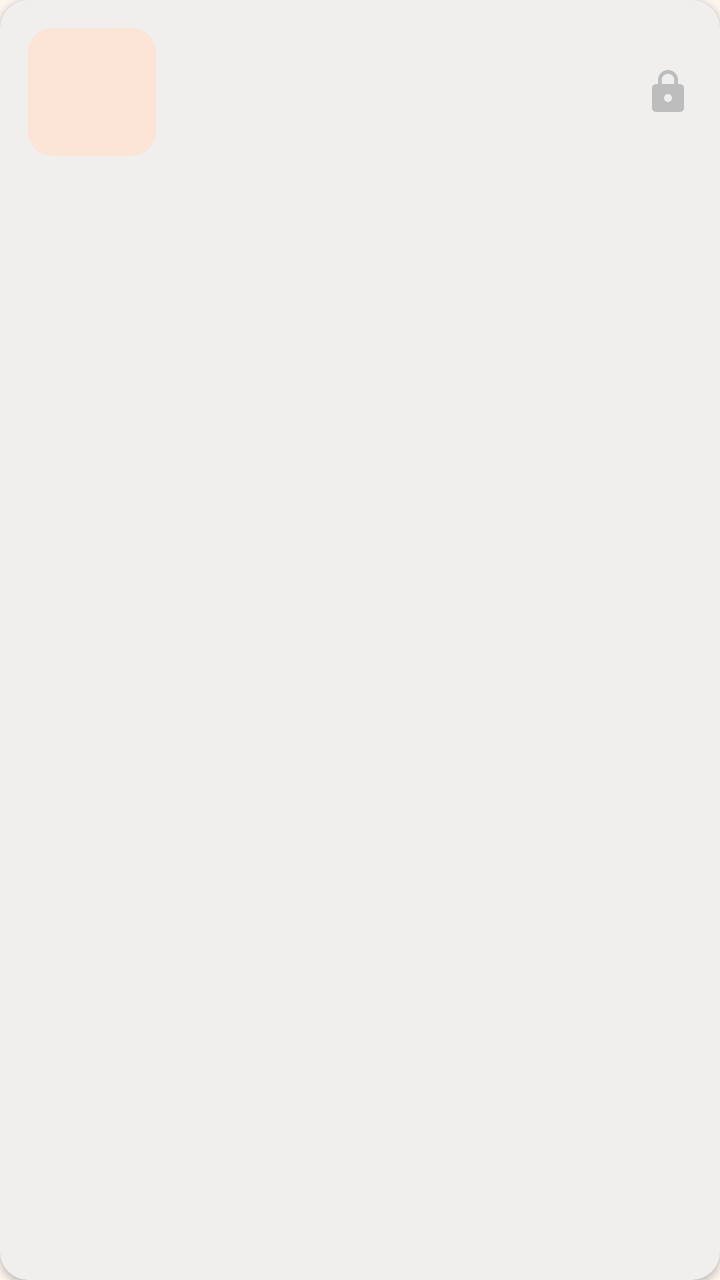
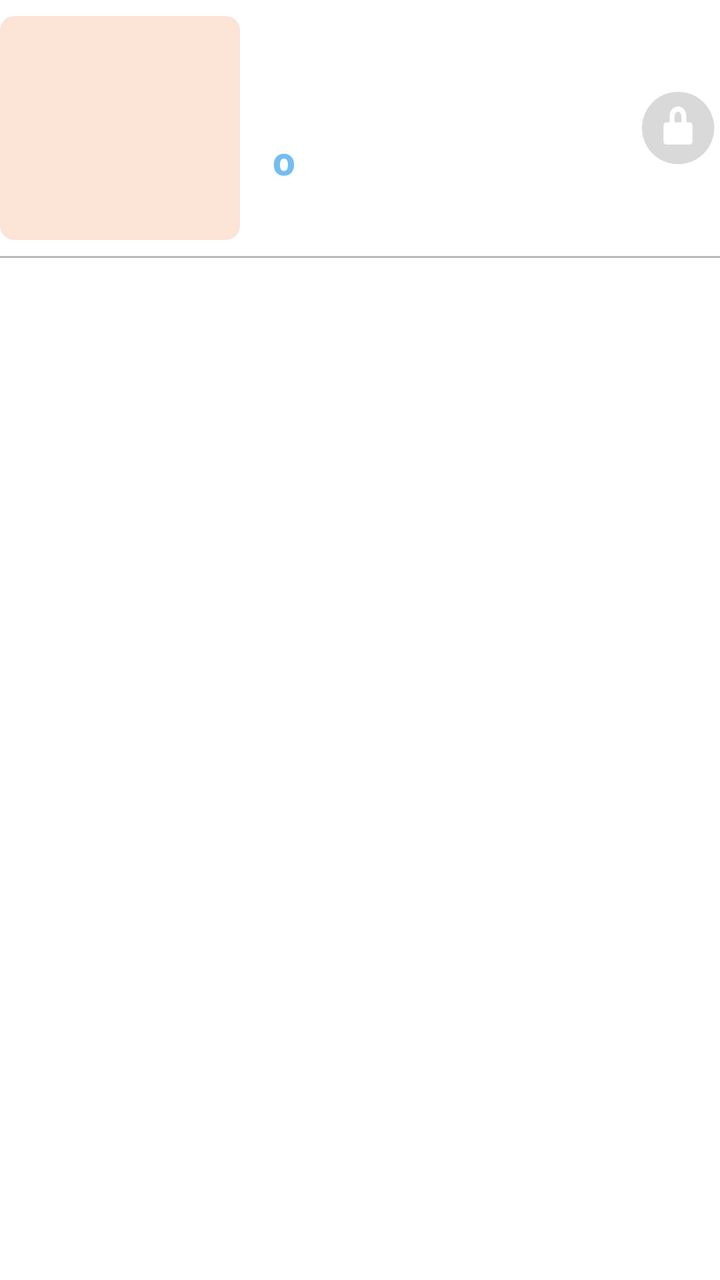

The first picture is an Android layout as it rendered before a commit; the second is the same layout after the commit. The layout source and the unified diff follow.
<!-- AndroidManifest.xml: application theme Theme.TalentBaby -->
<!-- res/layout/item_activity.xml -->
<?xml version="1.0" encoding="utf-8"?>
<com.google.android.material.card.MaterialCardView
    xmlns:android="http://schemas.android.com/apk/res/android"
    xmlns:app="http://schemas.android.com/apk/res-auto"
    android:layout_width="match_parent"
    android:layout_height="wrap_content"
    android:layout_marginBottom="10dp"
    app:cardCornerRadius="14dp"
    app:cardElevation="2dp"
    app:cardBackgroundColor="@color/card_background"
    app:strokeWidth="0dp"
    android:clickable="true"
    android:focusable="true">

    <LinearLayout
        android:layout_width="match_parent"
        android:layout_height="wrap_content"
        android:orientation="horizontal"
        android:gravity="center_vertical"
        android:padding="14dp">

        
        <com.google.android.material.card.MaterialCardView
            android:layout_width="64dp"
            android:layout_height="64dp"
            app:cardCornerRadius="12dp"
            app:cardElevation="0dp"
            app:cardBackgroundColor="@color/primary_container">

            <ImageView
                android:id="@+id/imageActivity"
                android:layout_width="match_parent"
                android:layout_height="match_parent"
                android:scaleType="centerCrop"
                android:contentDescription="@string/activities_title" />
        </com.google.android.material.card.MaterialCardView>

        
        <LinearLayout
            android:layout_width="0dp"
            android:layout_height="wrap_content"
            android:layout_weight="1"
            android:orientation="vertical"
            android:layout_marginStart="12dp">

            
            <TextView
                android:id="@+id/textActivityCategory"
                android:layout_width="wrap_content"
                android:layout_height="wrap_content"
                android:textSize="11sp"
                android:textColor="@color/primary"
                android:textAllCaps="true"
                android:letterSpacing="0.05"
                android:layout_marginBottom="3dp" />

            
            <TextView
                android:id="@+id/textActivityTitle"
                android:layout_width="match_parent"
                android:layout_height="wrap_content"
                android:textSize="15sp"
                android:textStyle="bold"
                android:textColor="@color/text_primary"
                android:maxLines="2"
                android:ellipsize="end" />

            
            <TextView
                android:id="@+id/textDoneByCount"
                android:layout_width="wrap_content"
                android:layout_height="wrap_content"
                android:textSize="12sp"
                android:textColor="@color/text_secondary"
                android:layout_marginTop="3dp"
                android:visibility="gone" />

            
            <LinearLayout
                android:layout_width="wrap_content"
                android:layout_height="wrap_content"
                android:orientation="horizontal"
                android:layout_marginTop="3dp">

                <TextView
                    android:id="@+id/textActivityDuration"
                    android:layout_width="wrap_content"
                    android:layout_height="wrap_content"
                    android:textSize="12sp"
                    android:textColor="@color/text_secondary" />

                <TextView
                    android:id="@+id/textActivityAge"
                    android:layout_width="wrap_content"
                    android:layout_height="wrap_content"
                    android:textSize="12sp"
                    android:textColor="@color/text_secondary"
                    android:layout_marginStart="10dp" />
            </LinearLayout>
        </LinearLayout>

        
        <LinearLayout
            android:layout_width="wrap_content"
            android:layout_height="wrap_content"
            android:orientation="vertical"
            android:gravity="center"
            android:layout_marginStart="8dp">

            <TextView
                android:id="@+id/textActivityDurationRight"
                android:layout_width="wrap_content"
                android:layout_height="wrap_content"
                android:textSize="11sp"
                android:textColor="@color/text_secondary"
                android:layout_marginBottom="4dp"
                android:visibility="gone" />

            <ImageView
                android:id="@+id/iconVerified"
                android:layout_width="24dp"
                android:layout_height="24dp"
                android:src="@drawable/ic_lock"
                android:contentDescription="@string/doctor_verified"
                android:visibility="visible" />
        </LinearLayout>

    </LinearLayout>
</com.google.android.material.card.MaterialCardView>
<!-- resources referenced by this layout -->
<resources>
  <color name="card_background">#FFFFFFFF</color>
  <color name="primary">#FFD96E4B</color>
  <color name="primary_container">#FFFCE4D6</color>
  <color name="text_primary">#FF2B1F1A</color>
  <color name="text_secondary">#FF9A8A80</color>
  <!-- drawable ic_lock (drawable) -->
  <?xml version="1.0" encoding="utf-8"?>
  <vector xmlns:android="http://schemas.android.com/apk/res/android"
      android:width="24dp"
      android:height="24dp"
      android:viewportWidth="24"
      android:viewportHeight="24">
      <path
          android:fillColor="#BDBDBD"
          android:pathData="M18,8h-1V6c0-2.76-2.24-5-5-5S7,3.24 7,6v2H6c-1.1,0-2,0.9-2,2v10c0,1.1 0.9,2 2,2h12c1.1,0 2-0.9 2-2V10C20,8.9 19.1,8 18,8zM12,17c-1.1,0-2-0.9-2-2s0.9-2 2-2 2,0.9 2,2S13.1,17 12,17zM15.1,8H8.9V6c0-1.71 1.39-3.1 3.1-3.1 1.71,0 3.1,1.39 3.1,3.1V8z" />
  </vector>
  <string name="activities_title">Activities</string>
  <string name="doctor_verified">Doctor Verified</string>
  <style name="Theme.TalentBaby" parent="Theme.MaterialComponents.DayNight.NoActionBar">
          
          <item name="colorPrimary">@color/primary</item>
          <item name="colorPrimaryVariant">@color/primary_dark</item>
          <item name="colorOnPrimary">@color/white</item>
          
          <item name="colorSecondary">@color/secondary</item>
          <item name="colorSecondaryVariant">@color/secondary_dark</item>
          <item name="colorOnSecondary">@color/white</item>
          
          <item name="colorSurface">@color/surface</item>
          <item name="colorOnSurface">@color/text_primary</item>
          <item name="android:colorBackground">@color/background</item>
          <item name="android:windowBackground">@color/background</item>
          
          <item name="android:statusBarColor">@color/background</item>
          <item name="android:windowLightStatusBar">true</item>
          
          <item name="elevationOverlayEnabled">true</item>
          
          <item name="android:fontFamily">sans-serif-medium</item>
      </style>
  <color name="primary_dark">#FFBA5535</color>
  <color name="white">#FFFFFFFF</color>
  <color name="secondary">#FFE8B14A</color>
  <color name="secondary_dark">#FFC8911A</color>
  <color name="surface">#FFFFFFFF</color>
  <color name="background">#FFFDF6EE</color>
</resources>

<!-- the commit's change to res/layout/item_activity.xml (unified diff, before → after) -->
@@ -1,129 +1,140 @@
 <?xml version="1.0" encoding="utf-8"?>
-<com.google.android.material.card.MaterialCardView
+<LinearLayout
     xmlns:android="http://schemas.android.com/apk/res/android"
     xmlns:app="http://schemas.android.com/apk/res-auto"
     android:layout_width="match_parent"
     android:layout_height="wrap_content"
-    android:layout_marginBottom="10dp"
-    app:cardCornerRadius="14dp"
-    app:cardElevation="2dp"
-    app:cardBackgroundColor="@color/card_background"
-    app:strokeWidth="0dp"
+    android:background="@color/white"
     android:clickable="true"
-    android:focusable="true">
+    android:focusable="true"
+    android:orientation="vertical">
 
     <LinearLayout
         android:layout_width="match_parent"
-        android:layout_height="wrap_content"
-        android:orientation="horizontal"
+        android:layout_height="128dp"
         android:gravity="center_vertical"
-        android:padding="14dp">
+        android:orientation="horizontal">
 
-        
         <com.google.android.material.card.MaterialCardView
-            android:layout_width="64dp"
-            android:layout_height="64dp"
-            app:cardCornerRadius="12dp"
+            android:layout_width="120dp"
+            android:layout_height="112dp"
+            android:layout_marginStart="0dp"
+            app:cardBackgroundColor="@color/primary_container"
+            app:cardCornerRadius="7dp"
             app:cardElevation="0dp"
-            app:cardBackgroundColor="@color/primary_container">
+            app:strokeWidth="0dp">
 
             <ImageView
                 android:id="@+id/imageActivity"
                 android:layout_width="match_parent"
                 android:layout_height="match_parent"
-                android:scaleType="centerCrop"
-                android:contentDescription="@string/activities_title" />
+                android:contentDescription="@string/activities_title"
+                android:scaleType="centerCrop" />
         </com.google.android.material.card.MaterialCardView>
 
-        
         <LinearLayout
             android:layout_width="0dp"
-            android:layout_height="wrap_content"
+            android:layout_height="match_parent"
+            android:layout_marginStart="10dp"
             android:layout_weight="1"
-            android:orientation="vertical"
-            android:layout_marginStart="12dp">
+            android:gravity="center_vertical"
+            android:orientation="vertical">
 
-            
-            <TextView
-                android:id="@+id/textActivityCategory"
-                android:layout_width="wrap_content"
-                android:layout_height="wrap_content"
-                android:textSize="11sp"
-                android:textColor="@color/primary"
-                android:textAllCaps="true"
-                android:letterSpacing="0.05"
-                android:layout_marginBottom="3dp" />
-
-            
             <TextView
                 android:id="@+id/textActivityTitle"
                 android:layout_width="match_parent"
                 android:layout_height="wrap_content"
-                android:textSize="15sp"
-                android:textStyle="bold"
-                android:textColor="@color/text_primary"
-                android:maxLines="2"
-                android:ellipsize="end" />
+                android:ellipsize="end"
+                android:maxLines="1"
+                android:textColor="@color/home_text_dark"
+                android:textSize="16sp"
+                android:textStyle="bold" />
 
-            
+            <LinearLayout
+                android:layout_width="match_parent"
+                android:layout_height="wrap_content"
+                android:layout_marginTop="7dp"
+                android:gravity="center_vertical"
+                android:orientation="horizontal">
+
+                <TextView
+                    android:layout_width="24dp"
+                    android:layout_height="24dp"
+                    android:gravity="center"
+                    android:text="o"
+                    android:textColor="#73BDF4"
+                    android:textSize="20sp"
+                    android:textStyle="bold" />
+
+                <TextView
+                    android:id="@+id/textActivityCategory"
+                    android:layout_width="0dp"
+                    android:layout_height="wrap_content"
+                    android:layout_marginStart="5dp"
+                    android:layout_weight="1"
+                    android:ellipsize="end"
+                    android:maxLines="1"
+                    android:textColor="@color/home_text_muted"
+                    android:textSize="14sp"
+                    android:textStyle="bold" />
+            </LinearLayout>
+
             <TextView
                 android:id="@+id/textDoneByCount"
                 android:layout_width="wrap_content"
                 android:layout_height="wrap_content"
+                android:layout_marginTop="27dp"
+                android:textColor="@color/home_text_muted"
                 android:textSize="12sp"
-                android:textColor="@color/text_secondary"
-                android:layout_marginTop="3dp"
                 android:visibility="gone" />
 
-            
             <LinearLayout
                 android:layout_width="wrap_content"
-                android:layout_height="wrap_content"
+                android:layout_height="0dp"
                 android:orientation="horizontal"
-                android:layout_marginTop="3dp">
+                android:visibility="gone">
 
                 <TextView
                     android:id="@+id/textActivityDuration"
                     android:layout_width="wrap_content"
-                    android:layout_height="wrap_content"
-                    android:textSize="12sp"
-                    android:textColor="@color/text_secondary" />
+                    android:layout_height="wrap_content" />
 
                 <TextView
                     android:id="@+id/textActivityAge"
                     android:layout_width="wrap_content"
-                    android:layout_height="wrap_content"
-                    android:textSize="12sp"
-                    android:textColor="@color/text_secondary"
-                    android:layout_marginStart="10dp" />
+                    android:layout_height="wrap_content" />
             </LinearLayout>
         </LinearLayout>
 
-        
         <LinearLayout
-            android:layout_width="wrap_content"
-            android:layout_height="wrap_content"
-            android:orientation="vertical"
+            android:layout_width="42dp"
+            android:layout_height="match_parent"
             android:gravity="center"
-            android:layout_marginStart="8dp">
+            android:orientation="vertical">
 
             <TextView
                 android:id="@+id/textActivityDurationRight"
                 android:layout_width="wrap_content"
                 android:layout_height="wrap_content"
-                android:textSize="11sp"
-                android:textColor="@color/text_secondary"
-                android:layout_marginBottom="4dp"
+                android:layout_marginBottom="20dp"
+                android:textColor="@color/home_text_muted"
+                android:textSize="12sp"
                 android:visibility="gone" />
 
             <ImageView
                 android:id="@+id/iconVerified"
-                android:layout_width="24dp"
-                android:layout_height="24dp"
-                android:src="@drawable/ic_lock"
+                android:layout_width="40dp"
+                android:layout_height="40dp"
                 android:contentDescription="@string/doctor_verified"
+                android:src="@drawable/ic_activity_lock"
                 android:visibility="visible" />
         </LinearLayout>
+    </LinearLayout>
 
-    </LinearLayout>
-</com.google.android.material.card.MaterialCardView>
+    <View
+        android:layout_width="match_parent"
+        android:layout_height="1dp"
+        android:layout_marginStart="0dp"
+        android:layout_marginEnd="0dp"
+        android:background="#998A8A8A" />
+</LinearLayout>
<!-- resource entries referenced after the edit -->
@@ -1,21 +1,10 @@
 <!-- resources referenced by this layout -->
 <resources>
-  <color name="card_background">#FFFFFFFF</color>
+  <color name="home_text_dark">#FF4F4F56</color>
+  <color name="home_text_muted">#FF7F8286</color>
   <color name="primary">#FFD96E4B</color>
   <color name="primary_container">#FFFCE4D6</color>
   <color name="text_primary">#FF2B1F1A</color>
-  <color name="text_secondary">#FF9A8A80</color>
-  <!-- drawable ic_lock (drawable) -->
-  <?xml version="1.0" encoding="utf-8"?>
-  <vector xmlns:android="http://schemas.android.com/apk/res/android"
-      android:width="24dp"
-      android:height="24dp"
-      android:viewportWidth="24"
-      android:viewportHeight="24">
-      <path
-          android:fillColor="#BDBDBD"
-          android:pathData="M18,8h-1V6c0-2.76-2.24-5-5-5S7,3.24 7,6v2H6c-1.1,0-2,0.9-2,2v10c0,1.1 0.9,2 2,2h12c1.1,0 2-0.9 2-2V10C20,8.9 19.1,8 18,8zM12,17c-1.1,0-2-0.9-2-2s0.9-2 2-2 2,0.9 2,2S13.1,17 12,17zM15.1,8H8.9V6c0-1.71 1.39-3.1 3.1-3.1 1.71,0 3.1,1.39 3.1,3.1V8z" />
-  </vector>
   <string name="activities_title">Activities</string>
   <string name="doctor_verified">Doctor Verified</string>
   <style name="Theme.TalentBaby" parent="Theme.MaterialComponents.DayNight.NoActionBar">
@@ -32,9 +21,12 @@
           <item name="colorOnSurface">@color/text_primary</item>
           <item name="android:colorBackground">@color/background</item>
           <item name="android:windowBackground">@color/background</item>
+          <item name="android:windowAnimationStyle">@style/Animation.TalentBaby.None</item>
+          <item name="android:forceDarkAllowed">false</item>
           
-          <item name="android:statusBarColor">@color/background</item>
-          <item name="android:windowLightStatusBar">true</item>
+          <item name="android:statusBarColor">@color/app_header_start</item>
+          <item name="android:navigationBarColor">@color/white</item>
+          <item name="android:windowLightStatusBar">false</item>
           
           <item name="elevationOverlayEnabled">true</item>
           
@@ -42,9 +34,38 @@
       </style>
   <color name="primary_dark">#FFBA5535</color>
   <color name="white">#FFFFFFFF</color>
+  <!-- drawable ic_activity_lock (drawable) -->
+  <?xml version="1.0" encoding="utf-8"?>
+  <vector xmlns:android="http://schemas.android.com/apk/res/android"
+      android:width="42dp"
+      android:height="42dp"
+      android:viewportWidth="42"
+      android:viewportHeight="42">
+      <path
+          android:fillColor="#FFD9D9D9"
+          android:pathData="M21,2a19,19 0,1 0,0.1 0" />
+      <path
+          android:fillColor="#FFFFFFFF"
+          android:pathData="M27,18h-1.6v-3.1c0,-3 -2,-5.2 -4.4,-5.2s-4.4,2.2 -4.4,5.2V18H15c-0.9,0 -1.6,0.8 -1.6,1.7v8.3c0,0.9 0.7,1.7 1.6,1.7h12c0.9,0 1.6,-0.8 1.6,-1.7v-8.3c0,-0.9 -0.7,-1.7 -1.6,-1.7zM19.2,18v-3.1c0,-1.4 0.8,-2.4 1.8,-2.4s1.8,1 1.8,2.4V18h-3.6z" />
+  </vector>
   <color name="secondary">#FFE8B14A</color>
   <color name="secondary_dark">#FFC8911A</color>
   <color name="surface">#FFFFFFFF</color>
   <color name="background">#FFFDF6EE</color>
+  <style name="Animation.TalentBaby.None" parent="@android:style/Animation">
+          <item name="android:activityOpenEnterAnimation">@null</item>
+          <item name="android:activityOpenExitAnimation">@null</item>
+          <item name="android:activityCloseEnterAnimation">@null</item>
+          <item name="android:activityCloseExitAnimation">@null</item>
+          <item name="android:taskOpenEnterAnimation">@null</item>
+          <item name="android:taskOpenExitAnimation">@null</item>
+          <item name="android:taskCloseEnterAnimation">@null</item>
+          <item name="android:taskCloseExitAnimation">@null</item>
+          <item name="android:taskToFrontEnterAnimation">@null</item>
+          <item name="android:taskToFrontExitAnimation">@null</item>
+          <item name="android:taskToBackEnterAnimation">@null</item>
+          <item name="android:taskToBackExitAnimation">@null</item>
+      </style>
+  <color name="app_header_start">#FFC8EEF4</color>
 </resources>
 
